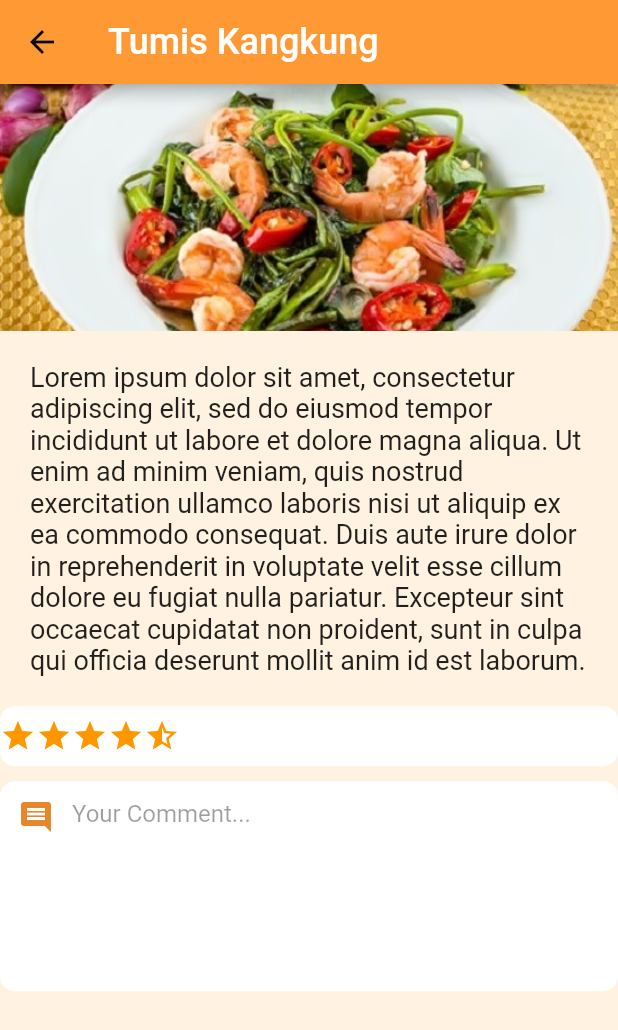
After one commit to Freshmid/delightfood, a Flutter app: the RecipesDescription screen opened directly, on a phone screen of 412 x 824 dp. The commit adds this screen. Shown: the top 1030 px of the screen. Run offline on Flutter 3.47's test engine with Material 2 defaults, Android fonts, the light colour scheme and no system bars.

Commit message:
Add recipe description

```diff
--- /dev/null
+++ b/lib/description/givestars.dart
@@ -0,0 +1,41 @@
+import 'package:flutter/material.dart';
+
+typedef void RatingChangeCallback(double rating);
+
+class StarRating extends StatelessWidget {
+  final int starCount;
+  final double rating;
+  final RatingChangeCallback onRatingChanged;
+  final Color color;
+  StarRating({this.starCount = 5, this.rating = 4.5, required this.onRatingChanged, required this.color});
+
+  Widget buildStar(BuildContext context, int index) {
+    Icon icon;
+    if (index >= rating) {
+      icon = new Icon(
+        Icons.star_border,
+        color: Theme.of(context).buttonColor,
+      );
+    }
+    else if (index > rating - 1 && index < rating) {
+      icon = new Icon(
+        Icons.star_half,
+        color: color ?? Theme.of(context).primaryColor,
+      );
+    } else {
+      icon = new Icon(
+        Icons.star,
+        color: color ?? Theme.of(context).primaryColor,
+      );
+    }
+    return new InkResponse(
+      onTap: onRatingChanged == null ? null : () => onRatingChanged(index + 1.0),
+      child: icon,
+    );
+  }
+
+  @override
+  Widget build(BuildContext context) {
+    return new Row(children: new List.generate(starCount, (index) => buildStar(context, index)));
+  }
+}
--- /dev/null
+++ b/lib/description/resipes_description.dart
@@ -0,0 +1,131 @@
+import 'package:flutter/material.dart';
+import 'givestars.dart';
+import '../items.dart';
+
+class RecipesDescription extends StatefulWidget {
+  const RecipesDescription({Key? key}) : super(key: key);
+
+  @override
+  _RecipesDescriptionState createState() => _RecipesDescriptionState();
+}
+
+class _RecipesDescriptionState extends State<RecipesDescription> {
+  double rating = 3.5;
+
+  // @override
+  // Widget build(BuildContext context) {
+  //   return StarRating(
+  //     rating: rating,
+  //     onRatingChanged: (rating) => setState(() => this.rating = rating), color: Colors.orange,
+  //   );
+  // }
+
+  @override
+  Widget build(BuildContext context) {
+    return Scaffold(
+      appBar: AppBar(
+        backgroundColor: Color(0xFFff9934),
+        title: Text(
+          recipesAll.recipe[2].title,
+          style: TextStyle(fontSize: 24, color: Colors.white),
+        ),
+      ),
+      body: Container(
+        decoration: BoxDecoration(color: Color.fromARGB(255, 255, 242, 224)),
+        child: ListView(
+          scrollDirection: Axis.vertical,
+          children: [
+            Column(children: [
+              Container(
+                padding: EdgeInsets.fromLTRB(0, 0, 0, 20),
+                width: double.infinity,
+                height: MediaQuery.of(context).size.height / 5,
+                decoration: BoxDecoration(
+                    image: DecorationImage(
+                        image: AssetImage(recipesAll.recipe[2].path),
+                        fit: BoxFit.cover)),
+              ),
+              Container(
+                padding: EdgeInsets.symmetric(vertical: 20, horizontal: 20),
+                child: Text(
+                  recipesAll.recipe[2].description,
+                  overflow: TextOverflow.clip,
+                  textAlign: TextAlign.left,
+                  style: TextStyle(
+                    fontSize: 18,
+                  ),
+                ),
+              ),
+              Center(
+                child: Container(
+                  height: 40,
+                  decoration: BoxDecoration(
+                    color: Colors.white,
+                    borderRadius: BorderRadius.circular(10),
+                  ),
+                    child: StarRating(
+                  onRatingChanged: (rating) =>
+                      setState(() => this.rating = rating),
+                  color: Colors.orange,
+                )),
+              ),
+              inputComment()
+            ]),
+          ],
+        ),
+      ),
+    );
+  }
+
+  Widget inputComment() {
+    return Column(
+      crossAxisAlignment: CrossAxisAlignment.start,
+      children: [
+        // Text(
+        //   "Your Comment",
+        //   style: TextStyle(
+        //       fontSize: 16,
+        //       color: Color(0xFFE7872C),
+        //       fontWeight: FontWeight.bold
+        //   ),
+        // ),
+        SizedBox(height: 10),
+        Container(
+          alignment: Alignment.topLeft,
+          decoration: BoxDecoration(
+              color: Colors.white,
+              borderRadius: BorderRadius.circular(10),
+              // boxShadow: [
+              //   BoxShadow(
+              //       color: Colors.black26,
+              //       blurRadius: 6,
+              //       offset: Offset(0,2)
+              //   )
+              // ]
+          ),
+          height: 140,
+          child: TextField(
+            keyboardType: TextInputType.emailAddress,
+            style: TextStyle(
+                color: Colors.black87
+            ),
+            decoration: InputDecoration(
+                border: InputBorder.none,
+                // contentPadding: EdgeInsets.only(top: 14),
+                prefixIcon: Icon(
+                    Icons.comment,
+                    color: Color(0xFFE7872C)
+                ),
+                hintText: 'Your Comment...',
+                hintStyle: TextStyle(
+                    color: Colors.black38
+                )
+            ),
+          ),
+        )
+      ],
+    );
+  }
+
+
+}
--- a/lib/home/home_builder.dart
+++ b/lib/home/home_builder.dart
@@ -1,6 +1,7 @@
 import 'package:flutter/material.dart';
 import 'custom_fonts.dart';
 import '../items.dart';
+import '../description/resipes_description.dart';
 
 class InspiringItems extends StatefulWidget {
   const InspiringItems({Key? key}) : super(key: key);
@@ -77,6 +78,14 @@ class RecommendedItems extends StatefulWidget {
 }
 
 class _RecommendedItemsState extends State<RecommendedItems> {
+
+  void readDescription() {
+    Navigator.of(context).push(
+      MaterialPageRoute(builder: (context) => RecipesDescription())
+    );
+  }
+
+
   Widget components(BuildContext context, i) {
     return Container(
       // height: MediaQuery.of(context).size.width/2.3,
@@ -108,7 +117,7 @@ class _RecommendedItemsState extends State<RecommendedItems> {
             child: Column(
               children: [
                 GestureDetector(
-                  // onTap: ,
+                  onTap: readDescription,
                   child: Container(
                     width: double.infinity,
                     height: MediaQuery.of(context).size.height <= 720
--- a/lib/items.dart
+++ b/lib/items.dart
@@ -3,46 +3,58 @@ class Items {
   final String path;
   final String color;
   final String category;
+  final String description;
 
-  Items({required this.title, required this.path, required this.color, required this.category});
+  Items(
+      {required this.title,
+      required this.path,
+      required this.color,
+      required this.category,
+      required this.description});
 }
 
-RecipesList recipesAll= RecipesList(recipe: [
+RecipesList recipesAll = RecipesList(recipe: [
   Items(
     title: "Es Buah",
     color: "Silver",
     category: "Minuman",
-    path: "assets/images/Contoh Procedure Text 'Cara Membuat Es Buah' Dalam Bahasa Inggris Beserta Artinya.png"
+    path: "assets/images/Contoh Procedure Text 'Cara Membuat Es Buah' Dalam Bahasa Inggris Beserta Artinya.png",
+    description: "Lorem ipsum dolor sit amet, consectetur adipiscing elit, sed do eiusmod tempor incididunt ut labore et dolore magna aliqua. Ut enim ad minim veniam, quis nostrud exercitation ullamco laboris nisi ut aliquip ex ea commodo consequat. Duis aute irure dolor in reprehenderit in voluptate velit esse cillum dolore eu fugiat nulla pariatur. Excepteur sint occaecat cupidatat non proident, sunt in culpa qui officia deserunt mollit anim id est laborum.",
   ),
   Items(
     title: "Ayam Mentega",
     color: "Silver",
     category: "Ayam",
-      path: "assets/images/img-butter-chicken.webp"
+    path: "assets/images/img-butter-chicken.webp",
+    description: "Lorem ipsum dolor sit amet, consectetur adipiscing elit, sed do eiusmod tempor incididunt ut labore et dolore magna aliqua. Ut enim ad minim veniam, quis nostrud exercitation ullamco laboris nisi ut aliquip ex ea commodo consequat. Duis aute irure dolor in reprehenderit in voluptate velit esse cillum dolore eu fugiat nulla pariatur. Excepteur sint occaecat cupidatat non proident, sunt in culpa qui officia deserunt mollit anim id est laborum.",
   ),
   Items(
     title: "Tumis Kangkung",
     color: "Putih",
     category: "Sayuran",
-      path: "assets/images/images_sayuran_Tumis-kangkung-udang1.jpg"
+    path: "assets/images/images_sayuran_Tumis-kangkung-udang1.jpg",
+    description: "Lorem ipsum dolor sit amet, consectetur adipiscing elit, sed do eiusmod tempor incididunt ut labore et dolore magna aliqua. Ut enim ad minim veniam, quis nostrud exercitation ullamco laboris nisi ut aliquip ex ea commodo consequat. Duis aute irure dolor in reprehenderit in voluptate velit esse cillum dolore eu fugiat nulla pariatur. Excepteur sint occaecat cupidatat non proident, sunt in culpa qui officia deserunt mollit anim id est laborum.",
   ),
   Items(
     title: "Chocolate Cake",
     color: "Jingga",
     category: "Kue",
-      path: "assets/images/img-chocolate-fudge-cake.webp"
+    path: "assets/images/img-chocolate-fudge-cake.webp",
+    description: "Lorem ipsum dolor sit amet, consectetur adipiscing elit, sed do eiusmod tempor incididunt ut labore et dolore magna aliqua. Ut enim ad minim veniam, quis nostrud exercitation ullamco laboris nisi ut aliquip ex ea commodo consequat. Duis aute irure dolor in reprehenderit in voluptate velit esse cillum dolore eu fugiat nulla pariatur. Excepteur sint occaecat cupidatat non proident, sunt in culpa qui officia deserunt mollit anim id est laborum.",
   ),
   Items(
     title: "Sate Taichan",
     color: "Hitam",
     category: "Camilan",
-      path: "assets/images/Sate Taichan Fenomenal yang Praktis dan Lezat - Resep _ ResepKoki.jpg"
+    path: "assets/images/Sate Taichan Fenomenal yang Praktis dan Lezat - Resep _ ResepKoki.jpg",
+    description: "Lorem ipsum dolor sit amet, consectetur adipiscing elit, sed do eiusmod tempor incididunt ut labore et dolore magna aliqua. Ut enim ad minim veniam, quis nostrud exercitation ullamco laboris nisi ut aliquip ex ea commodo consequat. Duis aute irure dolor in reprehenderit in voluptate velit esse cillum dolore eu fugiat nulla pariatur. Excepteur sint occaecat cupidatat non proident, sunt in culpa qui officia deserunt mollit anim id est laborum.",
   ),
   Items(
     title: "Pempek Palembang",
     color: "Hitam",
     category: "Seafood",
-      path: "assets/images/Pempek Ikan Palembang Saus Cuko (Indonesian Fish Cakes).jpg"
+    path: "assets/images/Pempek Ikan Palembang Saus Cuko (Indonesian Fish Cakes).jpg",
+    description: "Lorem ipsum dolor sit amet, consectetur adipiscing elit, sed do eiusmod tempor incididunt ut labore et dolore magna aliqua. Ut enim ad minim veniam, quis nostrud exercitation ullamco laboris nisi ut aliquip ex ea commodo consequat. Duis aute irure dolor in reprehenderit in voluptate velit esse cillum dolore eu fugiat nulla pariatur. Excepteur sint occaecat cupidatat non proident, sunt in culpa qui officia deserunt mollit anim id est laborum.",
   ),
 ]);
 
```
Lines whose indentation alone changed are shown as unchanged.
